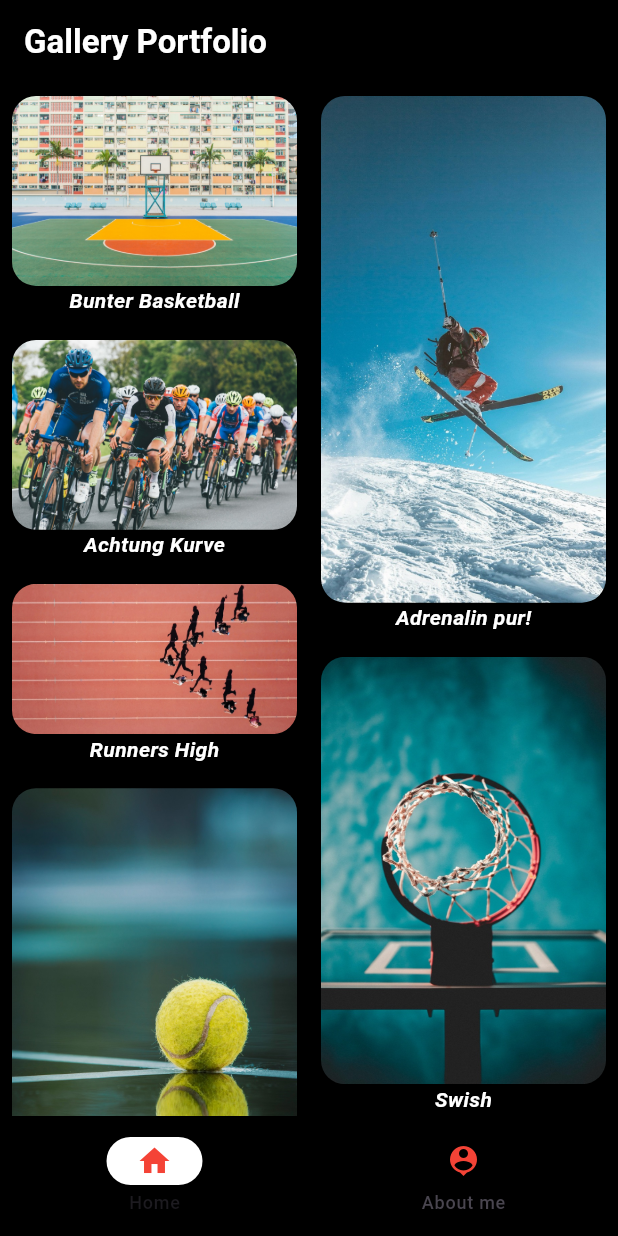
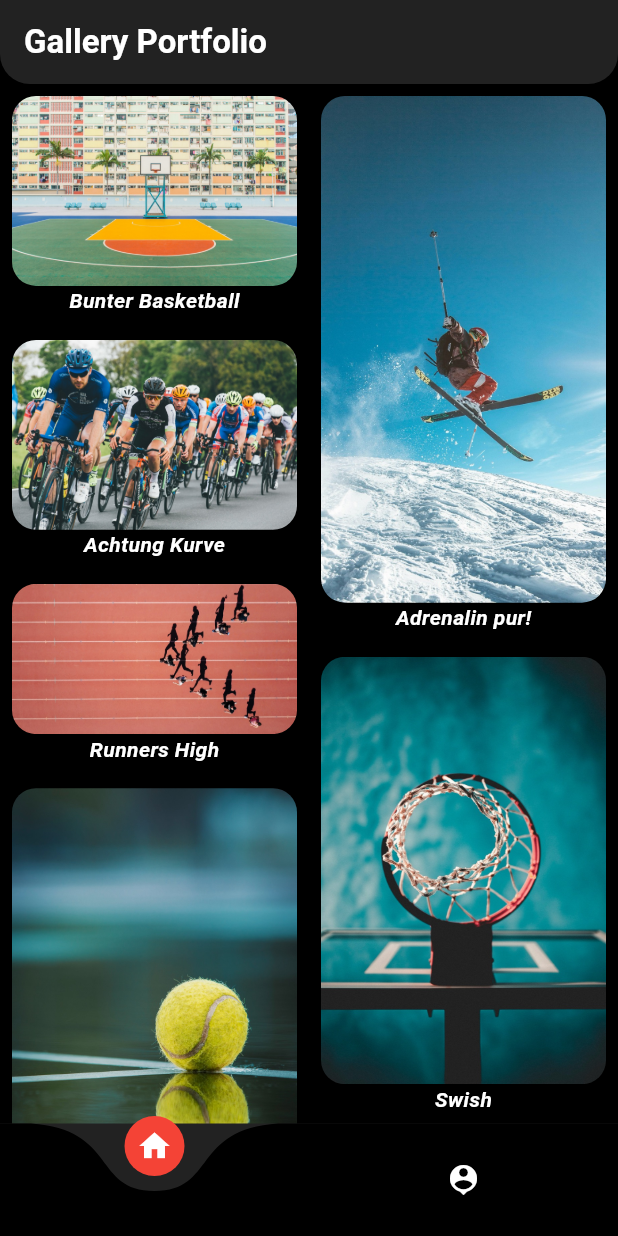
Before and after one commit to Seno91/bildergalerie_app, a Flutter app: the screen it shows after launch, on a phone screen of 412 x 824 dp. Run offline on Flutter 3.47's test engine with Material 3 defaults, Android fonts, the phone set to English and light mode, and no system bars; drawn by our look-alikes of curved_navigation_bar.

Commit message:
Implemented Animated NavBar & Changed Colors

```diff
--- /dev/null
+++ b/lib/features/widgets/app_bar_widget.dart
@@ -0,0 +1,14 @@
+import 'package:flutter/material.dart';
+
+final appBar = AppBar(
+  shape: const RoundedRectangleBorder(
+      borderRadius: BorderRadius.vertical(bottom: Radius.circular(20))),
+  title: const Text(
+    "Gallery Portfolio",
+    style: TextStyle(
+      color: Colors.white,
+      fontWeight: FontWeight.w700,
+    ),
+  ),
+  backgroundColor: const Color.fromARGB(255, 34, 34, 34),
+);
--- a/lib/features/widgets/navigation_bar.dart
+++ b/lib/features/widgets/navigation_bar.dart
@@ -1,43 +1,44 @@
-import 'package:flutter/material.dart';
+// import 'package:curved_navigation_bar/curved_navigation_bar.dart';
+// import 'package:flutter/material.dart';
 
-class NavigationBar extends StatefulWidget {
-  const NavigationBar({super.key});
+// class NavigationBar extends StatefulWidget {
+//   const NavigationBar({super.key});
 
-  @override
-  State<NavigationBar> createState() => _NavigationBarState();
-}
+//   @override
+//   State<NavigationBar> createState() => _NavigationBarState();
+// }
 
-class _NavigationBarState extends State<NavigationBar> {
-  int _currentIndex = 0;
-  List<Widget> body = const [
-    Icon(Icons.home),
-    Icon(Icons.person_pin),
-  ];
+// class _NavigationBarState extends State<NavigationBar> {
+//   int _currentIndex = 0;
+//   List<Widget> body = const [
+//     Icon(Icons.home),
+//     Icon(Icons.person_pin),
+//   ];
 
-  @override
-  Widget build(BuildContext context) {
-    return Scaffold(
-      body: Center(
-        child: body[_currentIndex],
-      ),
-      bottomNavigationBar: BottomNavigationBar(
-        currentIndex: _currentIndex,
-        onTap: (int newIndex) {
-          setState(() {
-            _currentIndex = newIndex;
-          });
-        },
-        items: const [
-          BottomNavigationBarItem(
-            label: "Home",
-            icon: Icon(Icons.home),
-          ),
-          BottomNavigationBarItem(
-            label: "About me",
-            icon: Icon(Icons.person_pin),
-          )
-        ],
-      ),
-    );
-  }
-}
+//   @override
+//   Widget build(BuildContext context) {
+//     return Scaffold(
+//       body: Center(
+//         child: body[_currentIndex],
+//       ),
+//       bottomNavigationBar: CurvedNavigationBar(
+//         index: _currentIndex,
+//         onTap: (int newIndex) {
+//           setState(() {
+//             _currentIndex = newIndex;
+//           });
+//         },
+//         items: const [
+//           Icon(
+//             Icons.home,
+//             color: Colors.white,
+//           ),
+//           Icon(
+//             Icons.person_pin,
+//             color: Colors.white,
+//           )
+//         ],
+//       ),
+//     );
+//   }
+// }
--- a/lib/main.dart
+++ b/lib/main.dart
@@ -1,66 +1,6 @@
-import 'package:bildergalerie_app/features/profile/profile_screen.dart';
-import 'package:bildergalerie_app/features/screens/gallery_screen.dart';
+import 'package:bildergalerie_app/my_app.dart';
 import 'package:flutter/material.dart';
 
 void main() {
   runApp(const MyApp());
 }
-
-class MyApp extends StatefulWidget {
-  const MyApp({super.key});
-
-  @override
-  State<MyApp> createState() => _MyAppState();
-}
-
-class _MyAppState extends State<MyApp> {
-  int _currentIndex = 0;
-  List<Widget> screens = [
-    const GalleryScreen(),
-    const ProfileScreen(),
-  ];
-  @override
-  Widget build(BuildContext context) {
-    return MaterialApp(
-      debugShowCheckedModeBanner: false,
-      home: Scaffold(
-        backgroundColor: Colors.black,
-        bottomNavigationBar: NavigationBar(
-            indicatorColor: Colors.white,
-            backgroundColor: Colors.black,
-            onDestinationSelected: (value) {
-              setState(() {
-                _currentIndex = value;
-              });
-            },
-            selectedIndex: _currentIndex,
-            destinations: const [
-              NavigationDestination(
-                  icon: Icon(
-                    Icons.home,
-                    color: Colors.red,
-                  ),
-                  label: "Home"),
-              NavigationDestination(
-                icon: Icon(
-                  Icons.person_pin,
-                  color: Colors.red,
-                ),
-                label: "About me",
-              ),
-            ]),
-        appBar: AppBar(
-          title: const Text(
-            "Gallery Portfolio",
-            style: TextStyle(
-              color: Colors.white,
-              fontWeight: FontWeight.w700,
-            ),
-          ),
-          backgroundColor: Colors.black,
-        ),
-        body: screens[_currentIndex],
-      ),
-    );
-  }
-}
--- /dev/null
+++ b/lib/my_app.dart
@@ -0,0 +1,53 @@
+import 'package:bildergalerie_app/features/profile/profile_screen.dart';
+import 'package:bildergalerie_app/features/screens/gallery_screen.dart';
+import 'package:bildergalerie_app/features/widgets/app_bar_widget.dart';
+import 'package:curved_navigation_bar/curved_navigation_bar.dart';
+import 'package:flutter/material.dart';
+
+class MyApp extends StatefulWidget {
+  const MyApp({super.key});
+
+  @override
+  State<MyApp> createState() => _MyAppState();
+}
+
+class _MyAppState extends State<MyApp> {
+  int _currentIndex = 0;
+  List<Widget> screens = [
+    const GalleryScreen(),
+    const ProfileScreen(),
+  ];
+  @override
+  Widget build(BuildContext context) {
+    return MaterialApp(
+      debugShowCheckedModeBanner: false,
+      home: Scaffold(
+        backgroundColor: Colors.black,
+        bottomNavigationBar: CurvedNavigationBar(
+            animationCurve: Curves.bounceOut,
+            buttonBackgroundColor: Colors.red,
+            color: Colors.black,
+            animationDuration: const Duration(milliseconds: 1500),
+            backgroundColor: const Color.fromARGB(255, 34, 34, 34),
+            onTap: (value) {
+              setState(() {
+                _currentIndex = value;
+              });
+            },
+            index: _currentIndex,
+            items: const [
+              Icon(
+                Icons.home,
+                color: Colors.white,
+              ),
+              Icon(
+                Icons.person_pin,
+                color: Colors.white,
+              ),
+            ]),
+        appBar: appBar,
+        body: screens[_currentIndex],
+      ),
+    );
+  }
+}
--- a/pubspec.yaml
+++ b/pubspec.yaml
@@ -11,6 +11,7 @@ dependencies:
     sdk: flutter
   flutter_staggered_grid_view: ^0.7.0
   google_nav_bar: ^5.0.6
+  curved_navigation_bar: ^1.0.6
 
 dev_dependencies:
   flutter_test:
```
Also changed, not shown: pubspec.lock.
